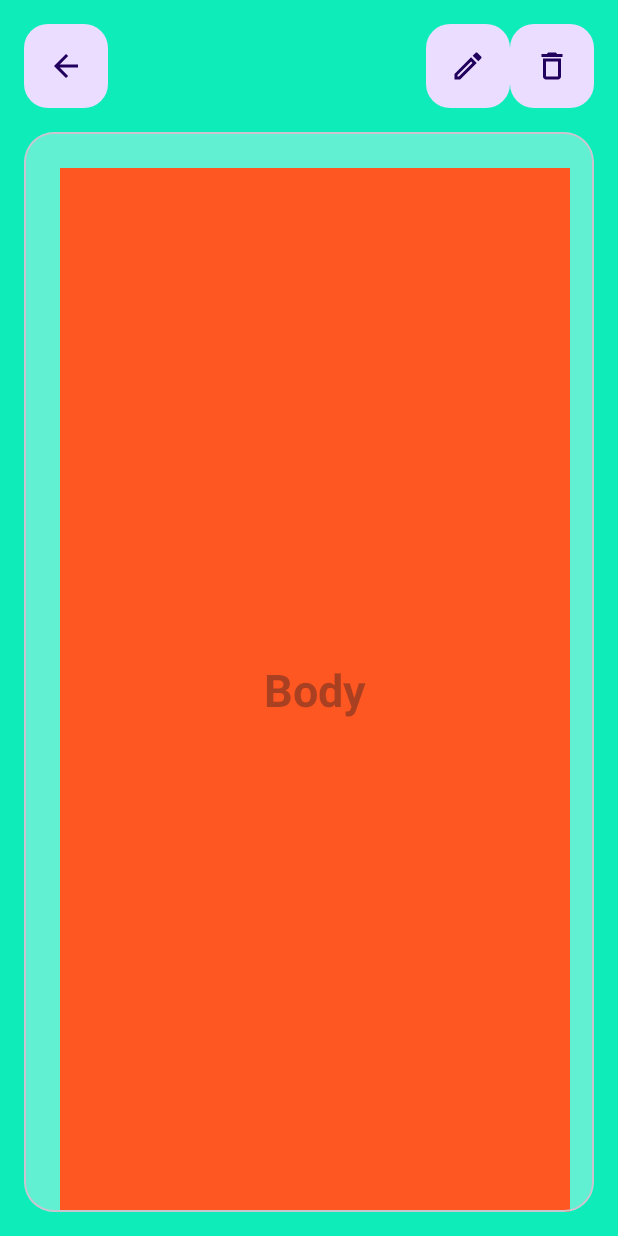
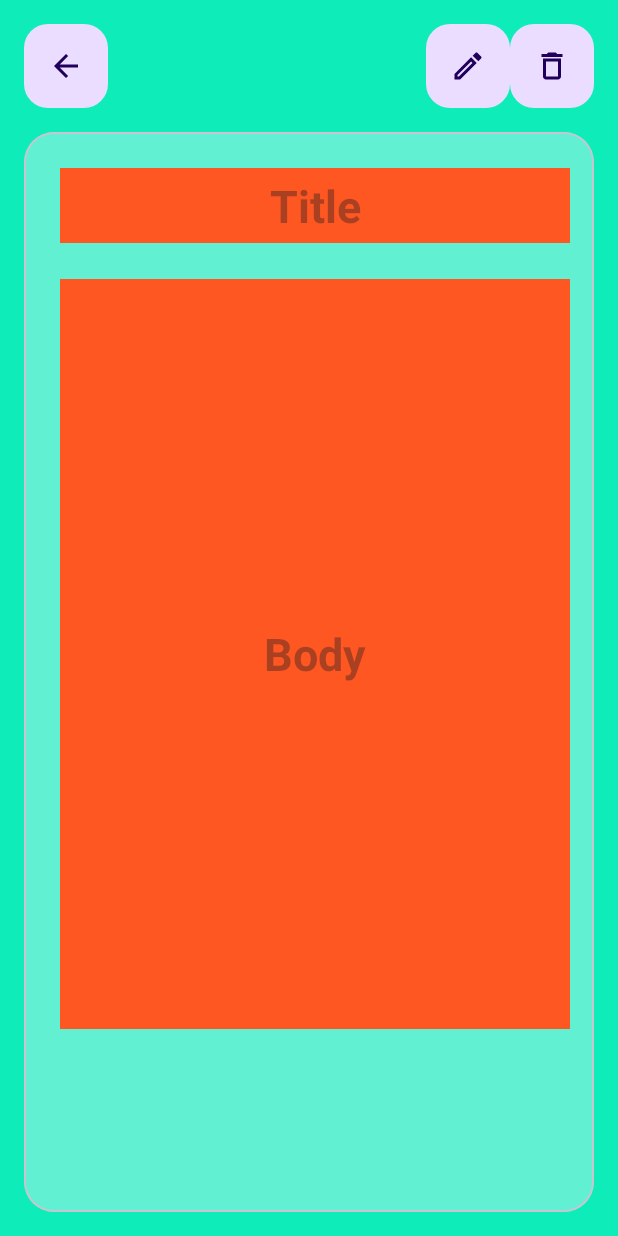
Before and after one commit to apoorvjauhari/CloudNotes, an Android app: the ViewNote screen opened directly, with no data from a screen before it, on a phone screen of 412 x 824 dp. Run offline under Robolectric (Android 15) with nearby library versions, the phone set to English and light mode, and no system bars; our stand-ins replace Firebase (no records; nobody signed in at launch, a user with empty details on screens opened directly); 17 statements that could not run were skipped.

Commit message:
Bug Update

```diff
--- a/app/build.gradle.kts
+++ b/app/build.gradle.kts
@@ -6,7 +6,7 @@ plugins {
 
 android {
     namespace = "com.example.cloudnotes"
-    compileSdk = 33
+    compileSdk = 34
 
     defaultConfig {
         applicationId = "com.example.cloudnotes"
@@ -41,7 +41,7 @@ android {
 
 dependencies {
 
-    implementation("androidx.core:core-ktx:1.9.0")
+    implementation("androidx.core:core-ktx:1.12.0")
     implementation("androidx.appcompat:appcompat:1.6.1")
     implementation("com.google.android.material:material:1.11.0")
     implementation("androidx.constraintlayout:constraintlayout:2.1.4")
--- a/app/src/main/res/layout/activity_view_note.xml
+++ b/app/src/main/res/layout/activity_view_note.xml
@@ -102,7 +102,7 @@
             <TextView
                 android:id="@+id/bodytextview"
                 android:layout_width="match_parent"
-                android:layout_height="match_parent"
+                android:layout_height="500dp"
                 android:layout_marginStart="24dp"
                 android:layout_marginTop="24dp"
                 android:layout_marginEnd="16dp"
@@ -112,16 +112,16 @@
                 android:textSize="30sp"
                 android:textStyle="bold"
                 android:background="@color/newnote"
-                app:layout_constraintEnd_toEndOf=""
+                app:layout_constraintEnd_toEndOf="@id/titletextview"
                 app:layout_constraintStart_toStartOf="parent"
-                app:layout_constraintTop_toTopOf="parent"
+
                 app:layout_constraintTop_toBottomOf="@+id/titletextview"/>
             />
             <EditText
                 android:id="@+id/titleedit"
-                android:layout_width="50dp"
-                android:visibility="gone"
-                android:layout_height="match_parent"
+                android:layout_width="match_parent"
+               android:visibility="gone"
+                android:layout_height="50dp"
                 android:layout_marginStart="24dp"
                 android:layout_marginTop="24dp"
                 android:layout_marginEnd="16dp"
@@ -140,7 +140,7 @@
             <EditText
                 android:id="@+id/bodyedit"
                 android:layout_width="match_parent"
-                android:layout_height="match_parent"
+                android:layout_height="500dp"
                 android:visibility="gone"
                 android:layout_marginStart="24dp"
                 android:layout_marginTop="16dp"
@@ -154,10 +154,10 @@
                 android:hint="Your Note Body"
                 android:gravity="center"
                 android:background="@color/scrollback"
-                app:layout_constraintBottom_toBottomOf="parent"
-                app:layout_constraintEnd_toEndOf="parent"
-                app:layout_constraintStart_toStartOf="parent"
-                app:layout_constraintTop_toBottomOf="@+id/titleedit" />
+
+                app:layout_constraintTop_toBottomOf="@id/titleedit"
+
+               />
         </androidx.constraintlayout.widget.ConstraintLayout>
     </com.google.android.material.card.MaterialCardView>
 </androidx.constraintlayout.widget.ConstraintLayout>
--- a/app/src/main/res/layout/note_card.xml
+++ b/app/src/main/res/layout/note_card.xml
@@ -13,7 +13,7 @@
 
     <androidx.constraintlayout.widget.ConstraintLayout
         android:layout_width="match_parent"
-        android:layout_height="wrap_content"
+        android:layout_height="200dp"
         android:layout_marginStart="2dp"
         android:layout_marginTop="2dp"
         android:layout_marginEnd="2dp">
@@ -21,7 +21,7 @@
         <TextView
             android:id="@+id/title"
             android:layout_width="match_parent"
-            android:layout_height="wrap_content"
+            android:layout_height="50dp"
             android:layout_marginStart="15dp"
             android:layout_marginTop="15dp"
             android:layout_marginEnd="15dp"
@@ -36,7 +36,7 @@
         <TextView
             android:id="@+id/body"
             android:layout_width="match_parent"
-            android:layout_height="wrap_content"
+            android:layout_height="150dp"
             android:layout_marginStart="15dp"
 
             android:layout_marginEnd="15dp"
```
Also changed, not shown: app/src/main/java/com/example/cloudnotes/MainActivity.kt (+8 -7 lines), app/src/main/java/com/example/cloudnotes/NewNote.kt (+16 -5 lines), app/src/main/res/layout/activity_new_note.xml (+9 -7 lines).
